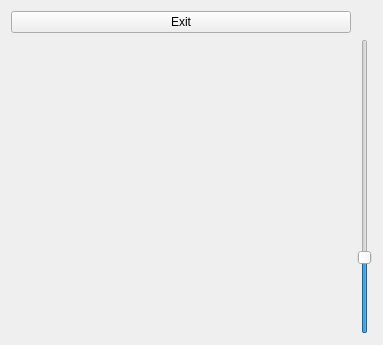
First picture: the form in RoomClient/playscreen.ui, repository ljmc2000/VirtualConcertHall, before the edit.
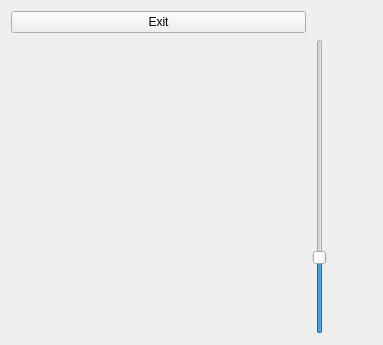
Second picture: the form after the edit. Custom widgets are drawn as their Qt base class.

Commit message: latency calculations are now a single packet rather than two and the slider now shows your current and max acceptable pings

What changed in the file:
```diff
--- a/RoomClient/playscreen.ui
+++ b/RoomClient/playscreen.ui
@@ -45,6 +45,34 @@
      </property>
     </widget>
    </item>
+   <item row="0" column="1">
+    <widget class="QLabel" name="pingLabel">
+     <property name="sizePolicy">
+      <sizepolicy hsizetype="Fixed" vsizetype="Preferred">
+       <horstretch>0</horstretch>
+       <verstretch>0</verstretch>
+      </sizepolicy>
+     </property>
+     <property name="minimumSize">
+      <size>
+       <width>60</width>
+       <height>0</height>
+      </size>
+     </property>
+     <property name="maximumSize">
+      <size>
+       <width>60</width>
+       <height>16777215</height>
+      </size>
+     </property>
+     <property name="text">
+      <string/>
+     </property>
+     <property name="alignment">
+      <set>Qt::AlignCenter</set>
+     </property>
+    </widget>
+   </item>
   </layout>
  </widget>
  <customwidgets>
```
The commit also changes 4 other files.
